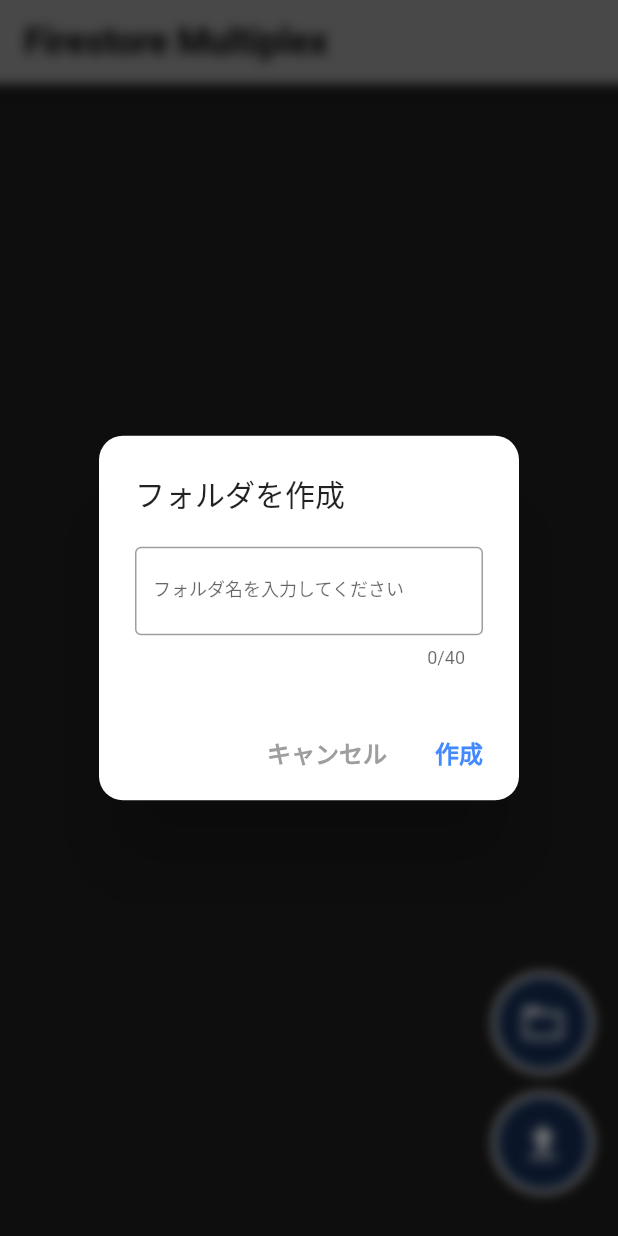
After one commit to kurogoma-flutter/firebase_storage_multiplex, a Flutter app: the screen it shows after launch, after a tap on the "folder open" icon, on a phone screen of 412 x 824 dp. The commit adds this screen. Run offline on Flutter 3.47's test engine with Material 2 defaults, Android fonts, the light colour scheme and no system bars; our stand-ins replace file_picker, firebase_core, firebase_storage, freezed_annotation, hooks_riverpod; accounts and stored records are empty.

Commit message:
ボタンの実装

```diff
--- /dev/null
+++ b/lib/dialog.dart
@@ -0,0 +1,80 @@
+import 'dart:ui';
+
+import 'package:flutter/material.dart';
+
+/// 背景透過させるダイアログ
+///
+/// [title] タイトル
+///
+/// [formContent] フォームの内容
+///
+/// [label] ボタンのラベル
+///
+/// [onTap] ボタンを押した時の処理
+class BlurAlertDialog extends StatelessWidget {
+  const BlurAlertDialog({
+    super.key,
+    required this.title,
+    required this.formContent,
+    required this.label,
+    required this.onTap,
+  });
+
+  final String title;
+  final String formContent;
+  final String label;
+  final Function() onTap;
+
+  @override
+  Widget build(BuildContext context) {
+    return BackdropFilter(
+      filter: ImageFilter.blur(sigmaX: 4, sigmaY: 4),
+      child: AlertDialog(
+        shape: RoundedRectangleBorder(
+          borderRadius: BorderRadius.circular(16),
+        ),
+        title: Text(title),
+        content: TextField(
+          keyboardType: TextInputType.text,
+          maxLines: 1,
+          maxLength: 40,
+          decoration: InputDecoration(
+            border: const OutlineInputBorder(),
+            labelText: formContent,
+            labelStyle: const TextStyle(
+              fontSize: 12,
+            ),
+          ),
+        ),
+        actions: [
+          TextButton(
+            onPressed: () {
+              Navigator.pop(context);
+            },
+            child: const Text(
+              'キャンセル',
+              style: TextStyle(
+                fontSize: 16,
+                fontWeight: FontWeight.w600,
+              ),
+            ),
+          ),
+          TextButton(
+            onPressed: () {
+              Navigator.pop(context);
+              onTap;
+            },
+            child: Text(
+              label,
+              style: const TextStyle(
+                fontSize: 16,
+                color: Colors.blueAccent,
+                fontWeight: FontWeight.w600,
+              ),
+            ),
+          ),
+        ],
+      ),
+    );
+  }
+}
--- a/lib/main.dart
+++ b/lib/main.dart
@@ -2,9 +2,11 @@ import 'package:firebase_core/firebase_core.dart';
 import 'package:firebase_storage_multiplex/firebase_options.dart';
 import 'package:firebase_storage_multiplex/model/folder_model.dart';
 import 'package:firebase_storage_multiplex/notifier/firebase_storage_notifier.dart';
-import 'package:flutter/foundation.dart';
 import 'package:flutter/material.dart';
 import 'package:hooks_riverpod/hooks_riverpod.dart';
+
+import 'dialog.dart';
+import 'folder_detail_page.dart';
 
 Future<void> main() async {
   WidgetsFlutterBinding.ensureInitialized();
@@ -90,7 +92,9 @@ class _HomePageState extends ConsumerState<HomePage> with RouteAware {
           ),
         ),
       ),
-        body: state.fileList.when(
+      body: Stack(
+        children: [
+          state.fileList.when(
             data: (data) {
               return ListView.builder(
                 itemCount: data.length,
@@ -150,149 +154,94 @@ class _HomePageState extends ConsumerState<HomePage> with RouteAware {
                 child: Text('error'),
               );
             },
-        ));
+          ),
+          Positioned(
+            bottom: 28,
+            right: 16,
+            child: Column(
+              mainAxisAlignment: MainAxisAlignment.spaceEvenly,
+              children: [
+                const FolderUploadButton(),
+                const SizedBox(height: 12),
+                MenuButton(
+                  icon: Icons.file_upload_rounded,
+                  onTap: () {},
+                ),
+              ],
+            ),
+          ),
+        ],
+      ),
+    );
   }
 }
 
-///
-/// 下の階層のフォルダーを表示するページ
-///
-/// [folderPath] フォルダーのパス
-///
-class FolderDetailPage extends ConsumerStatefulWidget {
-  const FolderDetailPage({
+class FolderUploadButton extends ConsumerWidget {
+  const FolderUploadButton({
     super.key,
-    required this.folderPath,
   });
 
-  final String folderPath;
-
   @override
-  ConsumerState<ConsumerStatefulWidget> createState() =>
-      _FolderDetailPageState();
-}
-
-class _FolderDetailPageState extends ConsumerState<FolderDetailPage>
-    with RouteAware {
-  @override
-  void initState() {
-    // Unhandled Exception: Tried to modify a provider while the widget tree was building.
-    // 上記エラーを回避するためにWidgetsBinding.instance.addPostFrameCallbackを使用
-    WidgetsBinding.instance.addPostFrameCallback((_) {
-      routeObserver.subscribe(this, ModalRoute.of(context)!);
-      Future(() async {
-        if (kDebugMode) {
-          print('folderPath: ${widget.folderPath}');
-        }
-        await ref.read(firebaseStorageNotifierProvider.notifier).getFolderList(
-              folderPath: widget.folderPath,
-            );
-      });
-    });
-    super.initState();
-  }
-
-  @override
-  void dispose() {
-    routeObserver.unsubscribe(this);
-    super.dispose();
-  }
-
-  @override
-  void didPopNext() {
-    Future(() async {
-      if (kDebugMode) {
-        print('folderPath: ${widget.folderPath}');
-      }
-      await ref.read(firebaseStorageNotifierProvider.notifier).getFolderList(
-            folderPath: widget.folderPath,
-          );
-    });
-  }
-
-  @override
-  Widget build(BuildContext context) {
-    final state = ref.watch(firebaseStorageNotifierProvider);
-
-    return Scaffold(
-        backgroundColor: const Color.fromARGB(255, 30, 30, 30),
-        appBar: AppBar(
-          leading: IconButton(
-            onPressed: () {
-              Navigator.pop(context);
-            },
-            icon: const Icon(
-              Icons.arrow_back,
-            ),
-          ),
-          title: const Text(
-            'Firestore Multiplex',
-            style: TextStyle(
-              fontWeight: FontWeight.w600,
-              fontSize: 24,
-            ),
-          ),
-        ),
-        body: state.fileList.when(
-          data: (data) {
-            if (data.isEmpty) {
-              return const Center(
-                child: Text('No Data'),
-              );
-            }
-            return ListView.builder(
-              itemCount: data.length,
-              padding: const EdgeInsets.only(top: 8),
-              itemBuilder: (context, index) {
-                final item = data[index];
-                return item.folderType == FolderType.folder
-                    ? Card(
-                        child: ListTile(
-                          leading: const Icon(Icons.folder),
-                          title: Text(
-                            item.folderName,
-                            style: const TextStyle(
-                              fontSize: 16,
-                              fontWeight: FontWeight.w600,
-                            ),
-                          ),
-                          onTap: () => Navigator.push(
-                            context,
-                            MaterialPageRoute(
-                              builder: (context) => FolderDetailPage(
-                                folderPath: item.folderPath,
-                              ),
-                            ),
-                          ),
-                        ),
-                      )
-                    : ListTile(
-                        leading: const Icon(
-                          Icons.file_copy,
-                          color: Colors.white,
-                        ),
-                        title: Text(
-                          item.folderName,
-                          style: const TextStyle(
-                            color: Colors.white,
-                            fontSize: 16,
-                            fontWeight: FontWeight.w600,
-                          ),
-                        ),
+  Widget build(BuildContext context, WidgetRef ref) {
+    return MenuButton(
+      icon: Icons.folder_open_rounded,
+      onTap: () {
+        showDialog(
+          context: context,
+          builder: (context) {
+            // 背景が透ける角丸ダイアログ
+            return BlurAlertDialog(
+              title: 'フォルダを作成',
+              formContent: 'フォルダ名を入力してください',
+              label: '作成',
+              onTap: () async {
+                await ref
+                    .read(firebaseStorageNotifierProvider.notifier)
+                    .createFolder(
+                      currentPath: 'users/',
+                      folderName: 'test',
                     );
               },
             );
           },
-          loading: () {
-            return const Center(
-              child: CircularProgressIndicator(),
         );
       },
-          error: (error, stack) {
-            return const Center(
-              child: Text('error'),
     );
-          },
-        ));
   }
 }
+
+class MenuButton extends StatelessWidget {
+  const MenuButton({
+    super.key,
+    required this.icon,
+    required this.onTap,
+  });
+
+  final IconData icon;
+  final Function() onTap;
+
+  @override
+  Widget build(BuildContext context) {
+    return InkWell(
+      borderRadius: BorderRadius.circular(34),
+      onTap: onTap,
+      child: Container(
+        width: 68,
+        height: 68,
+        decoration: BoxDecoration(
+          borderRadius: BorderRadius.circular(34),
+          color: const Color.fromARGB(94, 9, 74, 186),
+          border: Border.all(
+            color: const Color.fromARGB(255, 255, 255, 255),
+            width: 3,
+          ),
+        ),
+        child: Icon(
+          icon,
+          size: 32,
+          color: Colors.white,
+        ),
+      ),
+    );
+  }
+}
```
Also changed, not shown: 1 other file. Lines whose indentation alone changed are shown as unchanged.
